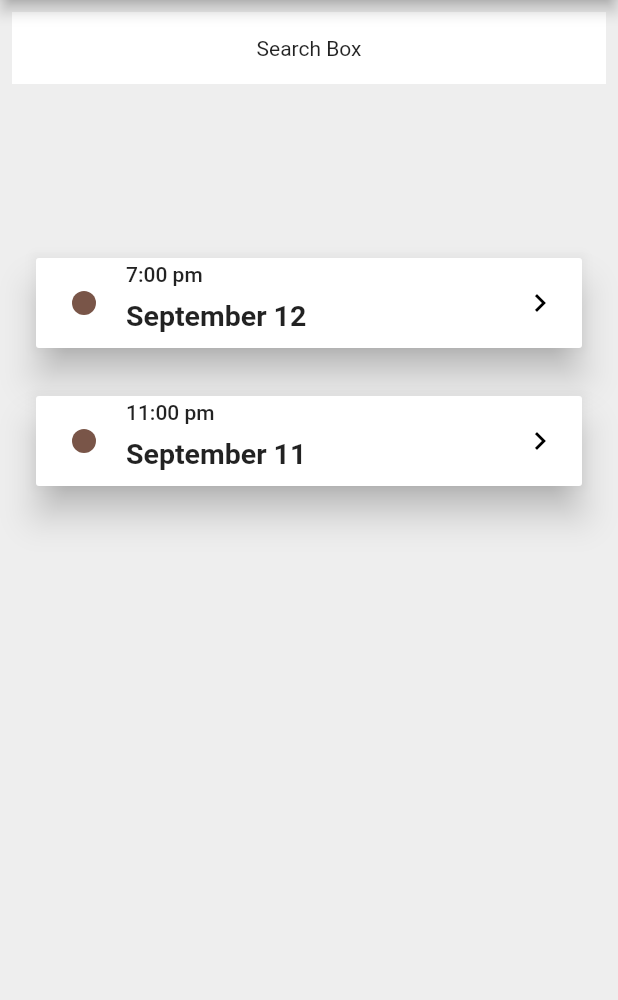
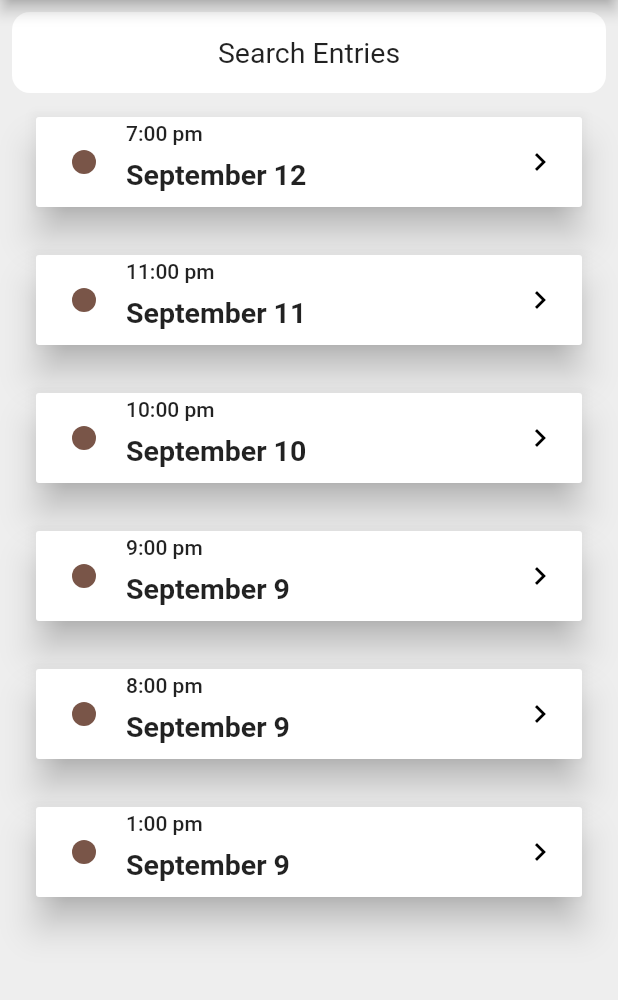
Before and after one commit to rprater/SmartJournal, a Flutter app: the screen it shows after launch, on a phone screen of 412 x 824 dp, the part 84-1084 px from its top. Run offline on Flutter 3.47's test engine with Material 2 defaults, Android fonts, the phone set to English and light mode, and no system bars; missing offline and left inert: demoji.

Commit message:
added more examples and UI changes

```diff
--- a/flutter_app/lib/screens/journal.dart
+++ b/flutter_app/lib/screens/journal.dart
@@ -38,9 +38,16 @@ class Journal extends StatelessWidget {
               children: [
                 Column(children: <Widget>[
                   Container(
+                    // has to be implemented in DB
                     padding: EdgeInsets.all(16.0),
+                    child: Center(
+                        child: Text("Search Entries",
+                            style: TextStyle(
+                              fontSize: 19.0,
+                            ))),
+                    decoration: BoxDecoration(
                         color: Colors.white,
-                    child: Center(child: Text("Search Box")),
+                        borderRadius: BorderRadius.circular(12.0)),
                   ),
                   buildMyButtons()
                 ])
@@ -50,17 +57,23 @@ class Journal extends StatelessWidget {
         ));
   }
 
-  Center buildMyButtons() {
+  Column buildMyButtons() {
     // implement some logic to call the myButton method
-    return Center(
-        child: Column(mainAxisSize: MainAxisSize.min, children: <Widget>[
-      SizedBox(height: 100),
-      myButton("September 12", "7:00 pm", 0xFFFFFF),
-      myButton("September 11", "11:00 pm", 0xFFFFF)
-    ]));
+    return Column(children: <Widget>[
+      myButton("September 12", "7:00 pm"),
+      myButton("September 11", "11:00 pm"),
+      myButton("September 10", "10:00 pm"),
+      myButton("September 9", "9:00 pm"),
+      myButton("September 9", "8:00 pm"),
+      myButton("September 9", "1:00 pm")
+    ]);
   }
 
-  Padding myButton(String cardName, String date, int color1) {
+  void onTap(String text) {
+    print("This card has been clicked " + text);
+  }
+
+  Padding myButton(String cardName, String date) {
     double elementHeight = 60.0;
     return Padding(
         padding: EdgeInsets.all(16.0),
@@ -73,37 +86,32 @@ class Journal extends StatelessWidget {
               mainAxisAlignment: MainAxisAlignment.start,
               children: <Widget>[
                 Container(
-                  margin: EdgeInsets.fromLTRB(8,8,20,8),
+                  margin: EdgeInsets.fromLTRB(8, 8, 20, 8),
                   width: 16.0,
                   height: 16.0,
                   decoration: BoxDecoration(
-                    color: Colors.primaries[Random().nextInt(Colors.primaries.length)], borderRadius: BorderRadius.circular(40.0)),
+                      color: Colors
+                          .primaries[Random().nextInt(Colors.primaries.length)],
+                      borderRadius: BorderRadius.circular(40.0)),
                 ),
                 Column(
                     crossAxisAlignment: CrossAxisAlignment.start,
-                  children: <Widget> [
+                    children: <Widget>[
                       Text(date),
-
                       Padding(
                           padding: EdgeInsets.symmetric(vertical: 8.0),
-                      child: Text(
-                        cardName,
+                          child: Text(cardName,
                               style: TextStyle(
                                 fontWeight: FontWeight.bold,
                                 fontSize: 19.0,
-                        )
-                      )
-                    ),
-                  ]
-                ),
+                              ))),
+                    ]),
                 Spacer(),
-                Icon(
-                  Icons.navigate_next, color: Colors.black
-                )
+                Icon(Icons.navigate_next, color: Colors.black)
               ],
             ),
             onPressed: () {
-              print("direct to a card");
+              onTap(cardName);
             },
           ),
         ));
```
Lines whose indentation alone changed are shown as unchanged.
